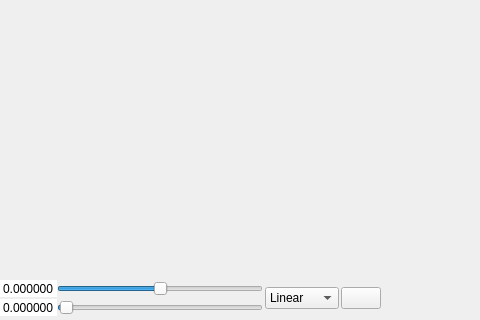
The window that GUI/studyviewwidget.ui (AlizaMedicalImaging/AlizaMS) describes before a commit, drawn with Qt 5; both pictures show x 195 to 675 and y 380 to 700 of the 1000 by 700 pixel window.
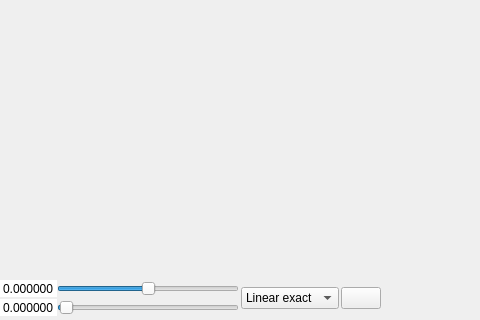
The same window after the commit. Icons and pictures are not drawn.

Diff of the .ui file:
```diff
--- a/GUI/studyviewwidget.ui
+++ b/GUI/studyviewwidget.ui
@@ -432,6 +432,11 @@
            <property name="toolTip">
             <string>&lt;html&gt;&lt;head/&gt;&lt;body&gt;&lt;p&gt;LUT function&lt;/p&gt;&lt;/body&gt;&lt;/html&gt;</string>
            </property>
+           <item>
+            <property name="text">
+             <string>Linear exact</string>
+            </property>
+           </item>
            <item>
             <property name="text">
              <string>Linear</string>
```
